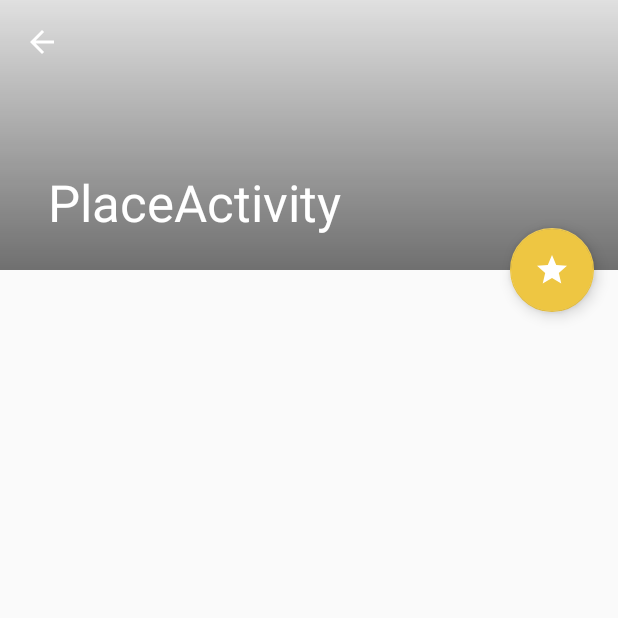
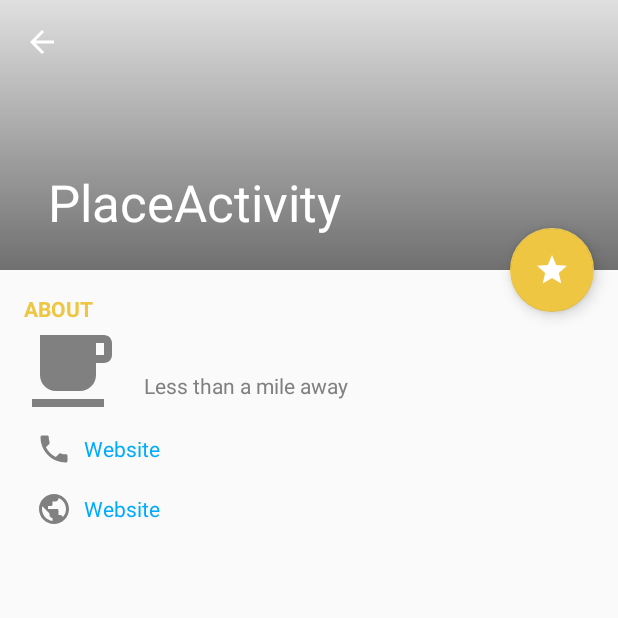
Before and after one commit to Queatz/Alamo-Challenge, an Android app: the PlaceActivity screen opened directly, with no data from a screen before it, on a phone screen of 412 x 824 dp, the top half of it. Run offline under Robolectric (Android 15) with nearby library versions, the phone set to English and light mode, and no system bars; our stand-ins replace Picasso; pictures from the network do not load; 9 statements that could not run were skipped.

Commit message:
Add website and phone number

```diff
--- a/app/src/main/java/jacob/chat/austinplacesearch/PlaceActivity.java
+++ b/app/src/main/java/jacob/chat/austinplacesearch/PlaceActivity.java
@@ -2,20 +2,24 @@ package jacob.chat.austinplacesearch;
 
 import android.content.Intent;
 import android.content.res.ColorStateList;
+import android.net.Uri;
 import android.os.Bundle;
 import android.support.design.widget.Snackbar;
 import android.support.v7.app.AppCompatActivity;
 import android.support.v7.widget.Toolbar;
 import android.view.View;
 import android.widget.ImageView;
+import android.widget.TextView;
 
 import com.google.gson.Gson;
 import com.squareup.picasso.Picasso;
 
+import jacob.chat.austinplacesearch.models.FoursquareCategory;
 import jacob.chat.austinplacesearch.models.FoursquareLocation;
 import jacob.chat.austinplacesearch.models.FoursquareVenue;
 import jacob.chat.austinplacesearch.util.FavoriteUtil;
 import jacob.chat.austinplacesearch.util.UrlUtil;
+import jacob.chat.austinplacesearch.util.ViewUtil;
 
 public class PlaceActivity extends AppCompatActivity {
 
@@ -48,6 +52,43 @@ public class PlaceActivity extends AppCompatActivity {
             place = gson.fromJson(intent.getStringExtra(EXTRA_PLACE), FoursquareVenue.class);
 
             getSupportActionBar().setTitle(place.getName());
+
+            ImageView venueIcon = findViewById(R.id.venueIcon);
+            TextView venueCategory = findViewById(R.id.venueCategory);
+            TextView venueDistance = findViewById(R.id.venueDistance);
+            TextView phone = findViewById(R.id.phone);
+            TextView website = findViewById(R.id.website);
+
+            if (place.getCategories() != null && !place.getCategories().isEmpty()) {
+                FoursquareCategory category = place.getCategories().get(0);
+                Picasso.with(this)
+                        .load(category.getIcon().getPrefix() + "88" + category.getIcon().getSuffix())
+                        .placeholder(R.drawable.ic_local_cafe_black_24dp)
+                        .into(venueIcon);
+
+                venueCategory.setText(category.getName());
+            }
+
+            int miles = ViewUtil.metersToMiles(place.getLocation().getDistance());
+
+            if (miles == 0) {
+                venueDistance.setText(getResources().getString(R.string.closeBy));
+            } else {
+                venueDistance.setText(getResources().getQuantityString(R.plurals.distanceInMiles, miles, miles));
+            }
+
+            if (place.getContact() == null || place.getContact().getFormattedPhone() == null) {
+                phone.setVisibility(View.GONE);
+            } else {
+                phone.setText(place.getContact().getFormattedPhone());
+                phone.setOnClickListener(view -> openPhone(place.getContact().getFormattedPhone()));
+            }
+
+            if (place.getUrl() == null) {
+                website.setVisibility(View.GONE);
+            } else {
+                website.setText(place.getUrl());
+                website.setOnClickListener(view -> openUrl(place.getUrl()));
             }
 
             venueFavorited = findViewById(R.id.venueFavorited);
@@ -68,8 +109,20 @@ public class PlaceActivity extends AppCompatActivity {
                     place.getLocation()))
                     .placeholder(R.color.colorAccent)
                     .into((ImageView) findViewById(R.id.mapImage));
+        }
 
         presenter = new PlacePresenter(this);
+    }
+
+    private void openPhone(String phoneNumber) {
+        Intent intent = new Intent(Intent.ACTION_DIAL, Uri.fromParts("tel", phoneNumber, null));
+        startActivity(intent);
+    }
+
+    private void openUrl(String url) {
+        Intent intent = new Intent(Intent.ACTION_VIEW);
+        intent.setData(Uri.parse(url));
+        startActivity(intent);
     }
 
     private void updateFavorited(boolean favorited) {
--- /dev/null
+++ b/app/src/main/java/jacob/chat/austinplacesearch/models/FoursquareContact.java
@@ -0,0 +1,19 @@
+package jacob.chat.austinplacesearch.models;
+
+/**
+ * Created by jacob on 2/8/18.
+ */
+
+public class FoursquareContact {
+
+    private String formattedPhone;
+
+    public String getFormattedPhone() {
+        return formattedPhone;
+    }
+
+    public FoursquareContact setFormattedPhone(String formattedPhone) {
+        this.formattedPhone = formattedPhone;
+        return this;
+    }
+}
--- a/app/src/main/java/jacob/chat/austinplacesearch/models/FoursquareVenue.java
+++ b/app/src/main/java/jacob/chat/austinplacesearch/models/FoursquareVenue.java
@@ -11,6 +11,7 @@ public class FoursquareVenue {
     private String name;
     private String url;
     private FoursquareLocation location;
+    private FoursquareContact contact;
     private List<FoursquareCategory> categories;
 
     public String getId() {
@@ -57,4 +58,13 @@ public class FoursquareVenue {
         this.categories = categories;
         return this;
     }
+
+    public FoursquareContact getContact() {
+        return contact;
+    }
+
+    public FoursquareVenue setContact(FoursquareContact contact) {
+        this.contact = contact;
+        return this;
+    }
 }
--- a/app/src/main/java/jacob/chat/austinplacesearch/util/UrlUtil.java
+++ b/app/src/main/java/jacob/chat/austinplacesearch/util/UrlUtil.java
@@ -8,9 +8,10 @@ import jacob.chat.austinplacesearch.models.FoursquareLocation;
 
 public class UrlUtil {
     public static String getStaticMapUrl(String apiKey, FoursquareLocation start, FoursquareLocation stop) {
-        return "https://maps.googleapis.com/maps/api/staticmap?center=Austin,+TX&zoom=13&size=600x300&maptype=roadmap" +
-                "&markers=color:red%7Clabel:A%7C" + latLngString(start) + "&markers=color:green%7Clabel:B%7C" +
-                latLngString(stop) + "&key=" + apiKey;
+        return "https://maps.googleapis.com/maps/api/staticmap?size=600x200&maptype=roadmap" +
+                "&markers=color:red%7Clabel:A%7C" + latLngString(start) +
+                "&markers=color:green%7Clabel:B%7C" + latLngString(stop) +
+                "&key=" + apiKey;
     }
 
     private static String latLngString(FoursquareLocation location) {
--- /dev/null
+++ b/app/src/main/res/drawable/ic_local_phone_black_24dp.xml
@@ -0,0 +1,9 @@
+<vector xmlns:android="http://schemas.android.com/apk/res/android"
+        android:width="24dp"
+        android:height="24dp"
+        android:viewportWidth="24.0"
+        android:viewportHeight="24.0">
+    <path
+        android:fillColor="#FF000000"
+        android:pathData="M6.62,10.79c1.44,2.83 3.76,5.14 6.59,6.59l2.2,-2.2c0.27,-0.27 0.67,-0.36 1.02,-0.24 1.12,0.37 2.33,0.57 3.57,0.57 0.55,0 1,0.45 1,1V20c0,0.55 -0.45,1 -1,1 -9.39,0 -17,-7.61 -17,-17 0,-0.55 0.45,-1 1,-1h3.5c0.55,0 1,0.45 1,1 0,1.25 0.2,2.45 0.57,3.57 0.11,0.35 0.03,0.74 -0.25,1.02l-2.2,2.2z"/>
+</vector>
--- /dev/null
+++ b/app/src/main/res/drawable/ic_public_black_24dp.xml
@@ -0,0 +1,9 @@
+<vector xmlns:android="http://schemas.android.com/apk/res/android"
+        android:width="24dp"
+        android:height="24dp"
+        android:viewportWidth="24.0"
+        android:viewportHeight="24.0">
+    <path
+        android:fillColor="#FF000000"
+        android:pathData="M12,2C6.48,2 2,6.48 2,12s4.48,10 10,10 10,-4.48 10,-10S17.52,2 12,2zM11,19.93c-3.95,-0.49 -7,-3.85 -7,-7.93 0,-0.62 0.08,-1.21 0.21,-1.79L9,15v1c0,1.1 0.9,2 2,2v1.93zM17.9,17.39c-0.26,-0.81 -1,-1.39 -1.9,-1.39h-1v-3c0,-0.55 -0.45,-1 -1,-1L8,12v-2h2c0.55,0 1,-0.45 1,-1L11,7h2c1.1,0 2,-0.9 2,-2v-0.41c2.93,1.19 5,4.06 5,7.41 0,2.08 -0.8,3.97 -2.1,5.39z"/>
+</vector>
--- a/app/src/main/res/layout/activity_place.xml
+++ b/app/src/main/res/layout/activity_place.xml
@@ -10,7 +10,7 @@
     <android.support.design.widget.AppBarLayout
         android:id="@+id/app_bar"
         android:layout_width="match_parent"
-        android:layout_height="@dimen/app_bar_height"
+        android:layout_height="@dimen/appBarHeight"
         android:fitsSystemWindows="true"
         android:theme="@style/AppTheme.AppBarOverlay">
 
--- a/app/src/main/res/layout/content_place.xml
+++ b/app/src/main/res/layout/content_place.xml
@@ -8,8 +8,85 @@
     tools:context="jacob.chat.austinplacesearch.PlaceActivity"
     tools:showIn="@layout/activity_place">
 
-    <TextView
-        android:layout_width="wrap_content"
-        android:layout_height="wrap_content" />
+    <LinearLayout
+        android:layout_width="match_parent"
+        android:layout_height="wrap_content"
+        android:padding="@dimen/paddingLarge"
+        android:orientation="vertical">
+
+        <TextView
+            android:layout_width="wrap_content"
+            android:layout_height="wrap_content"
+            android:text="@string/about"
+            android:textSize="@dimen/fontSizeSmall"
+            android:textColor="@color/colorAccent"
+            android:textStyle="bold"
+            android:textAllCaps="true"/>
+
+        <LinearLayout
+            android:layout_width="match_parent"
+            android:layout_height="wrap_content">
+
+            <ImageView
+                android:id="@+id/venueIcon"
+                android:layout_width="@dimen/largeIconSize"
+                android:layout_height="@dimen/largeIconSize"
+                android:contentDescription="@string/placeIcon"
+                android:src="@drawable/ic_local_cafe_black_24dp"
+                android:tint="@color/colorPrimary"  />
+
+            <LinearLayout
+                android:layout_width="0dp"
+                android:layout_height="wrap_content"
+                android:layout_weight="1"
+                android:layout_marginStart="@dimen/paddingLarge"
+                android:layout_gravity="center_vertical"
+                android:orientation="vertical">
+
+                <TextView
+                    android:id="@+id/venueCategory"
+                    android:layout_width="wrap_content"
+                    android:layout_height="wrap_content"
+                    android:textColor="@color/colorPrimary"
+                    tools:text="Vietnamese Restaurant" />
+
+                <TextView
+                    android:id="@+id/venueDistance"
+                    android:layout_width="wrap_content"
+                    android:layout_height="wrap_content"
+                    android:textColor="@color/colorPrimary"
+                    tools:text="2 miles" />
+
+            </LinearLayout>
+
+        </LinearLayout>
+
+        <TextView
+            android:id="@+id/phone"
+            android:layout_width="wrap_content"
+            android:layout_height="wrap_content"
+            android:text="@string/website"
+            android:textColor="@color/link"
+            android:gravity="center_vertical"
+            android:background="?attr/selectableItemBackground"
+            android:padding="@dimen/paddingSmall"
+            android:drawableTint="@color/colorPrimary"
+            android:drawablePadding="@dimen/paddingSmall"
+            android:drawableStart="@drawable/ic_local_phone_black_24dp"/>
+
+        <TextView
+            android:id="@+id/website"
+            android:layout_width="wrap_content"
+            android:layout_height="wrap_content"
+            android:text="@string/website"
+            android:textColor="@color/link"
+            android:gravity="center_vertical"
+            android:background="?attr/selectableItemBackground"
+            android:padding="@dimen/paddingSmall"
+            android:drawableTint="@color/colorPrimary"
+            android:drawablePadding="@dimen/paddingSmall"
+            android:drawableStart="@drawable/ic_public_black_24dp"/>
+
+    </LinearLayout>
 
 </android.support.v4.widget.NestedScrollView>
--- a/app/src/main/res/values/colors.xml
+++ b/app/src/main/res/values/colors.xml
@@ -6,4 +6,5 @@
     <color name="placeholder">#e0e0e0</color>
     <color name="shade">#ccffffff</color>
     <color name="shadow">#80000000</color>
+    <color name="link">#00aaff</color>
 </resources>
--- a/app/src/main/res/values/dimens.xml
+++ b/app/src/main/res/values/dimens.xml
@@ -4,6 +4,7 @@
     <dimen name="paddingSmall">8dp</dimen>
     <dimen name="largeIconSize">64dp</dimen>
     <dimen name="smallIconSize">48dp</dimen>
+    <dimen name="fontSizeSmall">14sp</dimen>
     <dimen name="fontSizeLarge">22sp</dimen>
-    <dimen name="app_bar_height">180dp</dimen>
+    <dimen name="appBarHeight">180dp</dimen>
 </resources>
--- a/app/src/main/res/values/strings.xml
+++ b/app/src/main/res/values/strings.xml
@@ -19,4 +19,6 @@
     <string name="addedToFavorites">Added to favorites</string>
     <string name="removedFromFavorites">Removed from favorites</string>
     <string name="undo">Undo</string>
+    <string name="about">About</string>
+    <string name="website">Website</string>
 </resources>
```
Lines whose indentation alone changed are shown as unchanged.
